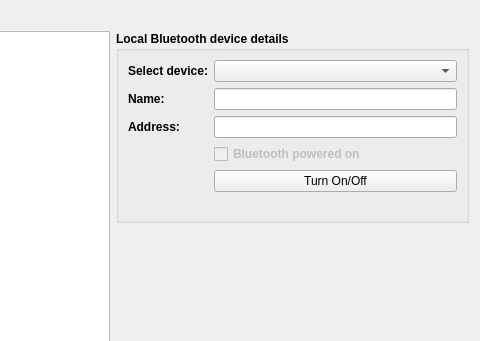
Above: qt-ui/btdeviceselectiondialog.ui from subsurface/subsurface before the change; both pictures show x 255 to 735 and y 0 to 341 of the 735 by 460 pixel window. Below: the same form after it.
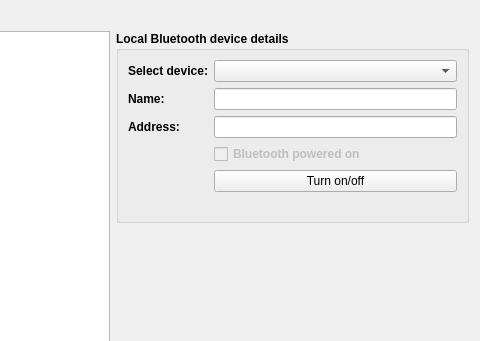
That is the form after the change.

Commit message: Style and readability tweaks to btdeviceselectiondialog

Patch:
```diff
--- a/qt-ui/btdeviceselectiondialog.ui
+++ b/qt-ui/btdeviceselectiondialog.ui
@@ -190,7 +190,7 @@
          </font>
         </property>
         <property name="text">
-         <string>Turn On/Off</string>
+         <string>Turn on/off</string>
         </property>
        </widget>
       </item>
```
The commit also changes 1 other file.
